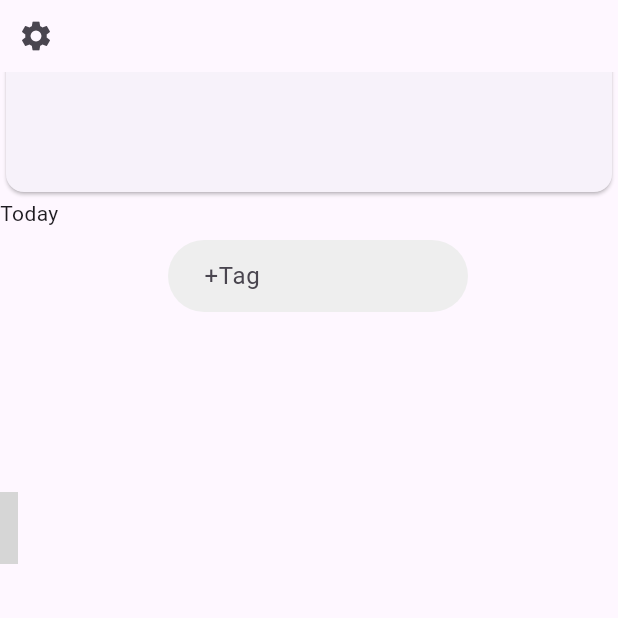
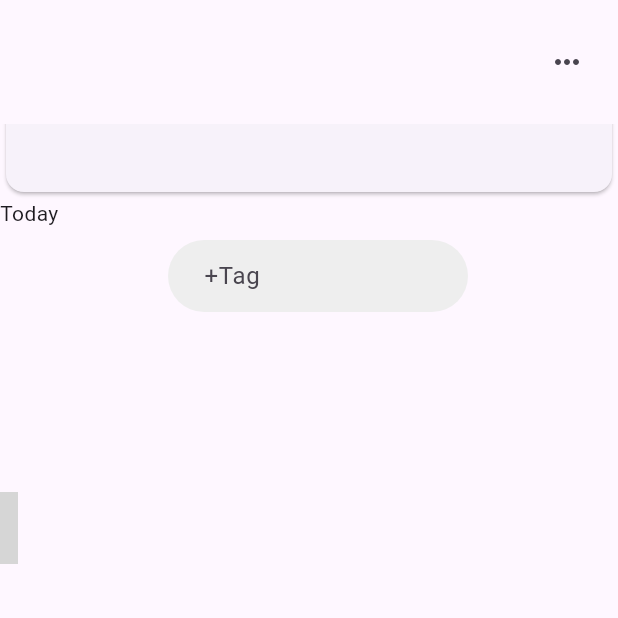
Before and after one commit to backmesh/nimbus, a Flutter app: the screen it shows once a user with an empty profile is signed in, on a phone screen of 412 x 824 dp, the top half of it. Run offline on Flutter 3.47's test engine with Material 2 defaults, Android fonts, the phone set to English and light mode, and no system bars; drawn by our look-alikes of firebase_ui_firestore; our stand-ins replace cloud_firestore, firebase_auth, firebase_core; missing offline and left inert: firebase_ui_auth, firebase_ui_oauth_apple, flutter_quill; accounts and stored records are empty; generated files the repository leaves out were written again; grey boxes are pictures that could not be loaded.

Commit message:
style settings button

```diff
--- a/lib/widgets/home.dart
+++ b/lib/widgets/home.dart
@@ -53,17 +53,21 @@ class _HomePageState extends State<HomePage> {
       child: Column(
         mainAxisAlignment: MainAxisAlignment.spaceBetween,
         children: <Widget>[
-          Row(children: [
-            IconButton(
-              icon: Icon(Icons.settings),
-              padding: EdgeInsets.zero,
-              // TODO show settings
-              // add signout
-              // add delete account + data
-              onPressed: () async {},
-            ),
-          ]),
           Expanded(
+            child: Row(mainAxisAlignment: MainAxisAlignment.end, children: [
+              Container(
+                  margin: const EdgeInsets.only(right: 10.0),
+                  child: IconButton(
+                    icon: Icon(Icons.more_horiz),
+                    // TODO show settings
+                    // add signout
+                    // add delete account + data
+                    onPressed: () async {},
+                  ))
+            ]),
+          ),
+          Expanded(
+            flex: 9,
             child: FirestoreQueryBuilder<Entry>(
               query: UserStore.instance.readEntries(),
               builder: (context, snapshot, _) {
```
